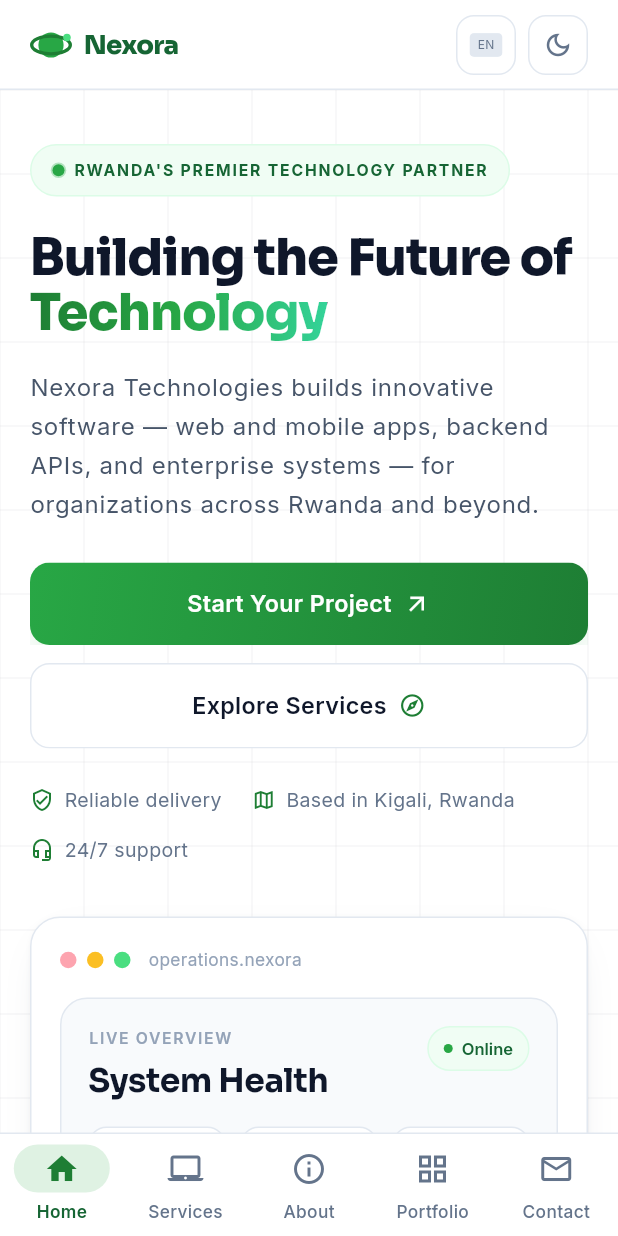
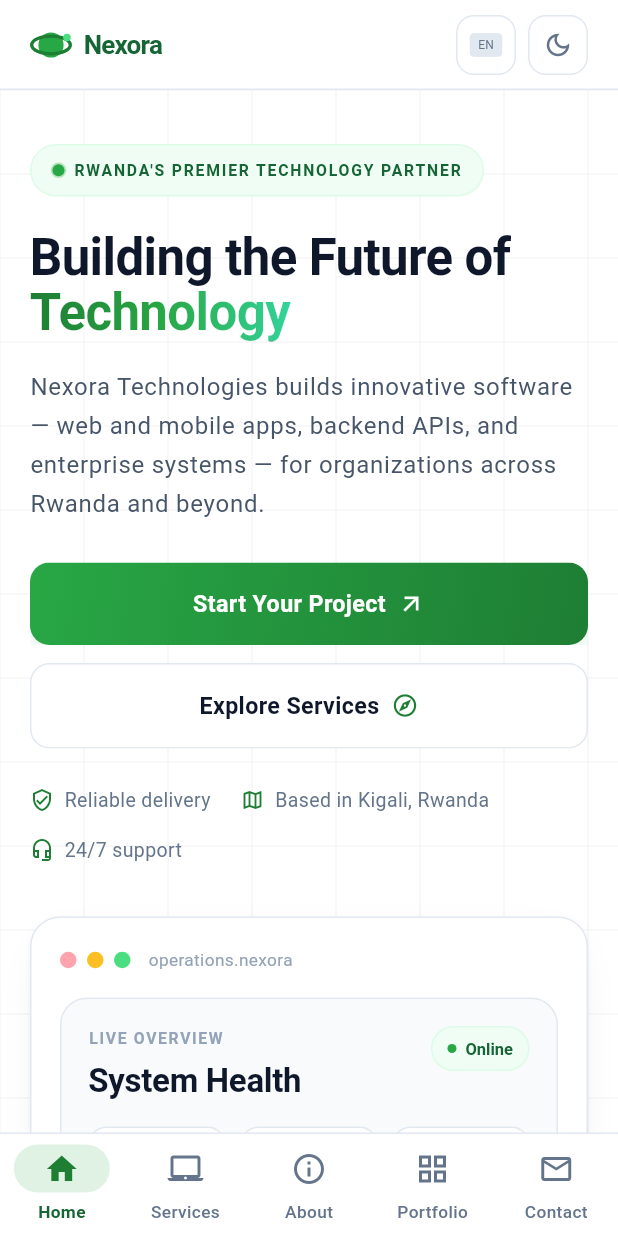
Before and after one commit to kwizerisezerano/nexora-mobile, a Flutter app: the screen it shows after launch, on a phone screen of 412 x 824 dp. Run offline on Flutter 3.47's test engine with Material 3 defaults, Android fonts, the phone set to English and light mode, and no system bars; our stand-ins replace shared_preferences; network calls fail.

Commit message:
Use the platform system font and drop google_fonts
- Replace Sora/Inter with the platform system font (San Francisco on iOS,
  Roboto on Android), matching how popular apps render UI text
- Derive hierarchy from size + weight only; normalize w800 to w700
- Remove the google_fonts dependency (44 usages) to avoid runtime font
  fetching and shrink the bundle
- Drop the obsolete GoogleFonts config hook from the widget test

```diff
--- a/lib/screens/home_screen.dart
+++ b/lib/screens/home_screen.dart
@@ -1,5 +1,4 @@
 import 'package:flutter/material.dart';
-import 'package:google_fonts/google_fonts.dart';
 
 import '../l10n/app_strings.dart';
 import '../theme/app_theme.dart';
@@ -171,7 +170,7 @@ class _TrustRow extends StatelessWidget {
             const SizedBox(width: 7),
             Text(
               label,
-              style: GoogleFonts.inter(fontSize: 13, color: context.nx.muted),
+              style: TextStyle(fontSize: 13, color: context.nx.muted),
             ),
           ],
         );
@@ -220,7 +219,7 @@ class _DashboardPanel extends StatelessWidget {
                     const SizedBox(width: 12),
                     Text(
                       'operations.nexora',
-                      style: GoogleFonts.inter(fontSize: 11.5, color: p.faint),
+                      style: TextStyle(fontSize: 11.5, color: p.faint),
                     ),
                   ],
                 ),
@@ -246,7 +245,7 @@ class _DashboardPanel extends StatelessWidget {
                                   strings
                                       .t('hero.panel.liveOverview')
                                       .toUpperCase(),
-                                  style: GoogleFonts.inter(
+                                  style: TextStyle(
                                     fontSize: 10.5,
                                     fontWeight: FontWeight.w600,
                                     letterSpacing: 1.1,
@@ -332,7 +331,7 @@ class _DashboardPanel extends StatelessWidget {
                               child: Text(
                                 d,
                                 textAlign: TextAlign.center,
-                                style: GoogleFonts.inter(
+                                style: TextStyle(
                                   fontSize: 10,
                                   color: p.faint,
                                 ),
@@ -379,7 +378,7 @@ class _MiniStat extends StatelessWidget {
           children: [
             Text(
               value,
-              style: GoogleFonts.sora(
+              style: TextStyle(
                 fontSize: 17,
                 fontWeight: FontWeight.w700,
                 color: p.heading,
@@ -390,7 +389,7 @@ class _MiniStat extends StatelessWidget {
               label,
               maxLines: 1,
               overflow: TextOverflow.ellipsis,
-              style: GoogleFonts.inter(fontSize: 10.5, color: p.muted),
+              style: TextStyle(fontSize: 10.5, color: p.muted),
             ),
           ],
         ),
@@ -425,7 +424,7 @@ class _VelocityChip extends StatelessWidget {
             children: [
               Text(
                 '+128%',
-                style: GoogleFonts.sora(
+                style: TextStyle(
                   fontSize: 16,
                   fontWeight: FontWeight.w700,
                   color: p.heading,
@@ -433,7 +432,7 @@ class _VelocityChip extends StatelessWidget {
               ),
               Text(
                 label,
-                style: GoogleFonts.inter(fontSize: 10.5, color: p.muted),
+                style: TextStyle(fontSize: 10.5, color: p.muted),
               ),
             ],
           ),
@@ -537,9 +536,9 @@ class _CtaBand extends StatelessWidget {
                     child: Text(
                       strings.t('cta.title'),
                       textAlign: TextAlign.center,
-                      style: GoogleFonts.sora(
+                      style: const TextStyle(
                         fontSize: 30,
-                        fontWeight: FontWeight.w800,
+                        fontWeight: FontWeight.w700,
                         height: 1.1,
                         letterSpacing: -0.6,
                         color: NxColors.white,
@@ -552,7 +551,7 @@ class _CtaBand extends StatelessWidget {
                     child: Text(
                       strings.t('cta.subtitle'),
                       textAlign: TextAlign.center,
-                      style: GoogleFonts.inter(
+                      style: const TextStyle(
                         fontSize: 15.5,
                         height: 1.6,
                         color: NxColors.slate300,
--- a/lib/screens/portfolio_screen.dart
+++ b/lib/screens/portfolio_screen.dart
@@ -1,5 +1,4 @@
 import 'package:flutter/material.dart';
-import 'package:google_fonts/google_fonts.dart';
 
 import '../l10n/app_strings.dart';
 import '../core/site.dart';
@@ -134,7 +133,7 @@ void _showCaseStudy(
               const SizedBox(height: 6),
               Text(
                 project['subtitle'] as String? ?? '',
-                style: GoogleFonts.inter(
+                style: TextStyle(
                   fontSize: 14,
                   fontWeight: FontWeight.w600,
                   color: context.brandAccent,
--- a/lib/theme/app_theme.dart
+++ b/lib/theme/app_theme.dart
@@ -1,5 +1,4 @@
 import 'package:flutter/material.dart';
-import 'package:google_fonts/google_fonts.dart';
 
 /// Brand + neutral palette derived from the Nexora Technologies website
 /// (Tailwind `brand` and `slate` scales). Brand green is the mandatory
@@ -234,7 +233,7 @@ class AppTheme {
         elevation: 0,
         scrolledUnderElevation: 0,
         centerTitle: false,
-        titleTextStyle: GoogleFonts.sora(
+        titleTextStyle: TextStyle(
           fontSize: 18,
           fontWeight: FontWeight.w700,
           color: p.heading,
@@ -250,7 +249,7 @@ class AppTheme {
             : NxColors.brand500_15,
         labelTextStyle: WidgetStateProperty.resolveWith((states) {
           final selected = states.contains(WidgetState.selected);
-          return GoogleFonts.inter(
+          return TextStyle(
             fontSize: 11.5,
             fontWeight: selected ? FontWeight.w600 : FontWeight.w500,
             color: selected
@@ -276,14 +275,14 @@ class AppTheme {
         behavior: SnackBarBehavior.floating,
         backgroundColor:
             brightness == Brightness.dark ? NxColors.slate800 : NxColors.slate900,
-        contentTextStyle: GoogleFonts.inter(fontSize: 14, color: NxColors.white),
+        contentTextStyle: const TextStyle(fontSize: 14, color: NxColors.white),
         shape: RoundedRectangleBorder(borderRadius: BorderRadius.circular(12)),
       ),
       inputDecorationTheme: InputDecorationTheme(
         filled: true,
         fillColor: brightness == Brightness.dark ? NxColors.slate900 : NxColors.white,
         contentPadding: const EdgeInsets.symmetric(horizontal: 16, vertical: 16),
-        hintStyle: GoogleFonts.inter(color: p.muted),
+        hintStyle: TextStyle(color: p.muted),
         border: _inputBorder(p.cardBorder),
         enabledBorder: _inputBorder(p.cardBorder),
         focusedBorder: _inputBorder(NxColors.brand400, width: 1.6),
@@ -297,21 +296,23 @@ class AppTheme {
         borderSide: BorderSide(color: color, width: width),
       );
 
+  /// Typography uses the platform system font (San Francisco on iOS, Roboto on
+  /// Android) so the app reads natively, like most popular apps. Hierarchy comes
+  /// from size + weight only — no custom display face.
   static TextTheme _textTheme(NxPalette p) {
-    const sora = GoogleFonts.sora;
     return TextTheme(
-      displayLarge: sora(fontSize: 40, fontWeight: FontWeight.w800, height: 1.05, letterSpacing: -1, color: p.heading),
-      displayMedium: sora(fontSize: 34, fontWeight: FontWeight.w800, height: 1.08, letterSpacing: -0.8, color: p.heading),
-      displaySmall: sora(fontSize: 30, fontWeight: FontWeight.w700, height: 1.1, letterSpacing: -0.6, color: p.heading),
-      headlineMedium: sora(fontSize: 26, fontWeight: FontWeight.w700, height: 1.15, letterSpacing: -0.4, color: p.heading),
-      headlineSmall: sora(fontSize: 22, fontWeight: FontWeight.w700, height: 1.2, letterSpacing: -0.3, color: p.heading),
-      titleLarge: sora(fontSize: 18, fontWeight: FontWeight.w600, color: p.heading),
-      titleMedium: sora(fontSize: 16, fontWeight: FontWeight.w600, color: p.heading),
-      bodyLarge: GoogleFonts.inter(fontSize: 16, height: 1.6, color: p.body),
-      bodyMedium: GoogleFonts.inter(fontSize: 14, height: 1.6, color: p.body),
-      bodySmall: GoogleFonts.inter(fontSize: 13, height: 1.5, color: p.muted),
-      labelLarge: GoogleFonts.inter(fontSize: 14, fontWeight: FontWeight.w600),
-      labelSmall: GoogleFonts.inter(fontSize: 11, fontWeight: FontWeight.w600, letterSpacing: 1.6, color: NxColors.brand600),
+      displayLarge: TextStyle(fontSize: 40, fontWeight: FontWeight.w700, height: 1.05, letterSpacing: -0.5, color: p.heading),
+      displayMedium: TextStyle(fontSize: 34, fontWeight: FontWeight.w700, height: 1.08, letterSpacing: -0.4, color: p.heading),
+      displaySmall: TextStyle(fontSize: 30, fontWeight: FontWeight.w700, height: 1.1, letterSpacing: -0.4, color: p.heading),
+      headlineMedium: TextStyle(fontSize: 26, fontWeight: FontWeight.w700, height: 1.15, letterSpacing: -0.3, color: p.heading),
+      headlineSmall: TextStyle(fontSize: 22, fontWeight: FontWeight.w700, height: 1.2, letterSpacing: -0.2, color: p.heading),
+      titleLarge: TextStyle(fontSize: 18, fontWeight: FontWeight.w600, color: p.heading),
+      titleMedium: TextStyle(fontSize: 16, fontWeight: FontWeight.w600, color: p.heading),
+      bodyLarge: TextStyle(fontSize: 16, height: 1.6, color: p.body),
+      bodyMedium: TextStyle(fontSize: 14, height: 1.6, color: p.body),
+      bodySmall: TextStyle(fontSize: 13, height: 1.5, color: p.muted),
+      labelLarge: const TextStyle(fontSize: 14, fontWeight: FontWeight.w600),
+      labelSmall: const TextStyle(fontSize: 11, fontWeight: FontWeight.w600, letterSpacing: 1.6, color: NxColors.brand600),
     );
   }
 }
--- a/lib/widgets/common.dart
+++ b/lib/widgets/common.dart
@@ -1,5 +1,4 @@
 import 'package:flutter/material.dart';
-import 'package:google_fonts/google_fonts.dart';
 
 import '../theme/app_theme.dart';
 
@@ -191,7 +190,7 @@ class NxEyebrow extends StatelessWidget {
         Flexible(
           child: Text(
             text.toUpperCase(),
-            style: GoogleFonts.inter(
+            style: TextStyle(
               fontSize: 11.5,
               fontWeight: FontWeight.w700,
               letterSpacing: 1.6,
@@ -394,7 +393,7 @@ class NxPill extends StatelessWidget {
           Flexible(
             child: Text(
               uppercase ? text.toUpperCase() : text,
-              style: GoogleFonts.inter(
+              style: TextStyle(
                 fontSize: fontSize,
                 fontWeight: fontWeight,
                 letterSpacing: letterSpacing,
@@ -551,7 +550,7 @@ class NxButton extends StatelessWidget {
                       label,
                       textAlign: TextAlign.center,
                       overflow: TextOverflow.ellipsis,
-                      style: GoogleFonts.inter(
+                      style: TextStyle(
                         fontSize: 15.5,
                         fontWeight: FontWeight.w600,
                         color: foreground,
--- a/lib/widgets/navbar.dart
+++ b/lib/widgets/navbar.dart
@@ -1,5 +1,4 @@
 import 'package:flutter/material.dart';
-import 'package:google_fonts/google_fonts.dart';
 
 import '../core/app_settings.dart';
 import '../l10n/app_strings.dart';
@@ -70,7 +69,7 @@ class _LanguageButton extends StatelessWidget {
                 Expanded(
                   child: Text(
                     AppStrings.localeNames[locale.languageCode] ?? locale.languageCode,
-                    style: GoogleFonts.inter(
+                    style: TextStyle(
                       fontSize: 14,
                       fontWeight: FontWeight.w500,
                       color: p.heading,
--- a/lib/widgets/nexora_logo.dart
+++ b/lib/widgets/nexora_logo.dart
@@ -1,5 +1,4 @@
 import 'package:flutter/material.dart';
-import 'package:google_fonts/google_fonts.dart';
 
 import '../core/site.dart';
 import '../theme/app_theme.dart';
@@ -60,9 +59,9 @@ class _DrawnMark extends StatelessWidget {
           const SizedBox(width: 8),
           Text(
             'Nexora',
-            style: GoogleFonts.sora(
+            style: TextStyle(
               fontSize: height * 0.62,
-              fontWeight: FontWeight.w800,
+              fontWeight: FontWeight.w700,
               letterSpacing: -0.5,
               color: NxColors.brand700,
             ),
--- a/pubspec.yaml
+++ b/pubspec.yaml
@@ -12,7 +12,6 @@ dependencies:
   flutter_localizations:
     sdk: flutter
   cupertino_icons: ^1.0.2
-  google_fonts: ^6.0.0
   url_launcher: ^6.1.0
   shared_preferences: ^2.2.0
 
```
Also changed, not shown: lib/screens/contact_screen.dart (+3 -4 lines), lib/widgets/app_footer.dart (+5 -6 lines), lib/widgets/cards.dart (+10 -11 lines), pubspec.lock, 1 other file.
